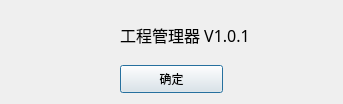
First picture: the form in HmiFuncDesigner/ProjectManager/ProjectManager/AboutDialog.ui, repository VelsonWang/HmiFuncDesigner, before the edit.
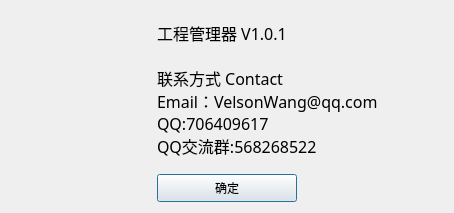
Second picture: the form after the edit. Icons and pictures are not drawn.

Patch:
```diff
--- a/HmiFuncDesigner/ProjectManager/ProjectManager/AboutDialog.ui
+++ b/HmiFuncDesigner/ProjectManager/ProjectManager/AboutDialog.ui
@@ -6,8 +6,8 @@
    <rect>
     <x>0</x>
     <y>0</y>
-    <width>343</width>
-    <height>104</height>
+    <width>454</width>
+    <height>213</height>
    </rect>
   </property>
   <property name="windowTitle">
@@ -36,7 +36,12 @@
       </font>
      </property>
      <property name="text">
-      <string>工程管理器 V1.0.1</string>
+      <string>工程管理器 V1.0.1
+
+联系方式 Contact
+Email：VelsonWang@qq.com
+QQ:706409617
+QQ交流群:568268522</string>
      </property>
     </widget>
    </item>
```
